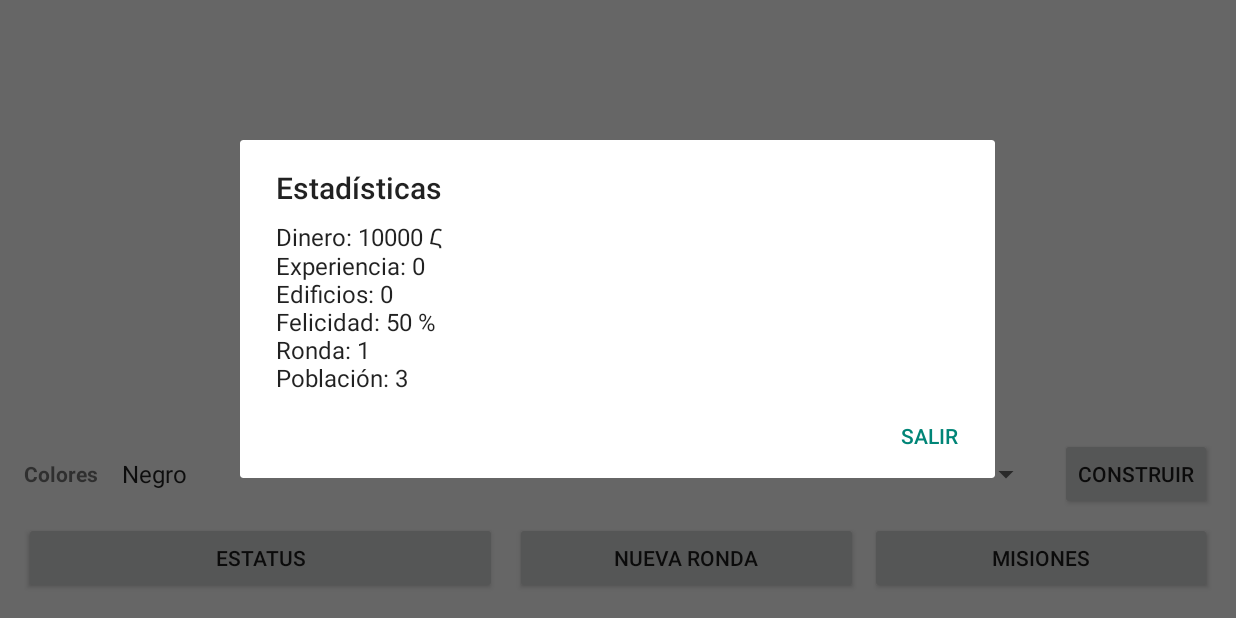
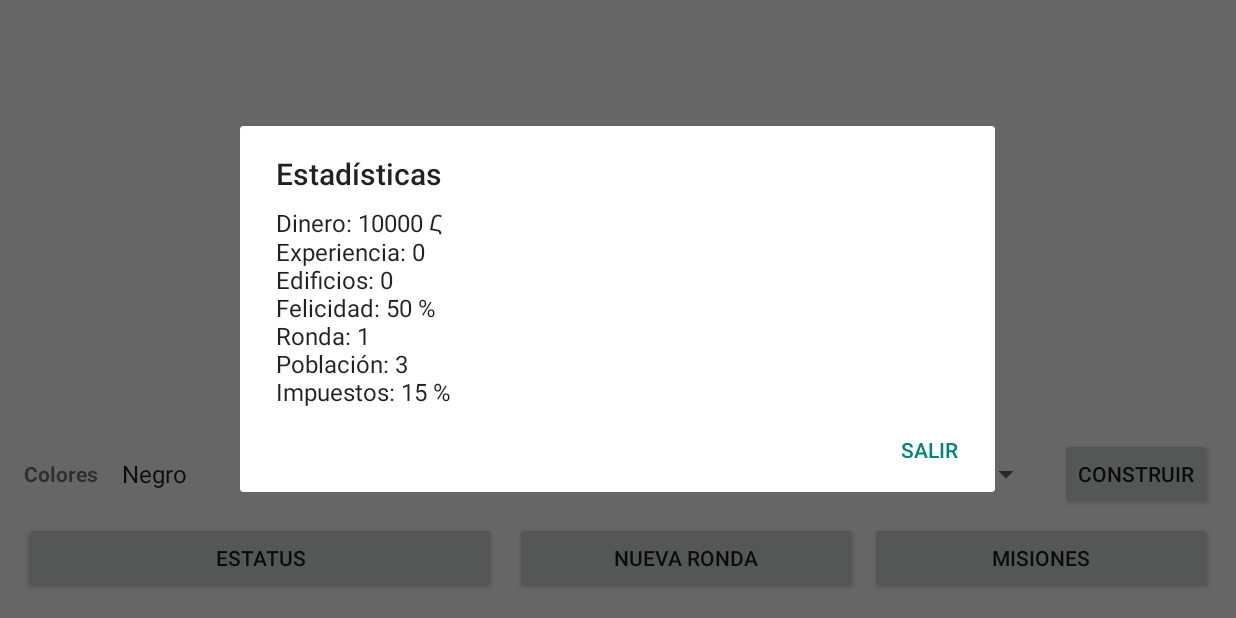
Before and after one commit to RaulSalasSahuquillo/PIXELTOWN_for_Android, an Android app: the screen it shows after launch (MainActivity), after a tap on "ESTATUS", on a phone screen of 824 x 412 dp (held sideways). Run offline under Robolectric (Android 15) with nearby library versions, the phone set to English and light mode, and no system bars.

Commit message:
Problema de falta de dinero al cambiar de ronda arreglado. Se ha añadido la acción de cobrar impuestos cada vez que cambias de ronda.

```diff
--- a/app/src/main/res/menu/menu_construir.xml
+++ b/app/src/main/res/menu/menu_construir.xml
@@ -18,5 +18,11 @@
     <item
         android:id="@+id/action_marvimundo"
         android:title="Marvimundo | 7000Հ" />
+    <item
+        android:id="@+id/action_estacion"
+        android:title="Estación de policía | 8000Հ" />
+    <item
+        android:id="@+id/action_camara"
+        android:title="Cámara de seguridad | 50Հ" />
 
 </menu>
```
Also changed, not shown: app/src/main/java/com/example/paint/MainActivity.java (+45 -2 lines), app/src/main/res/drawable/camaradeseguridad.png (added), 1 other file.
